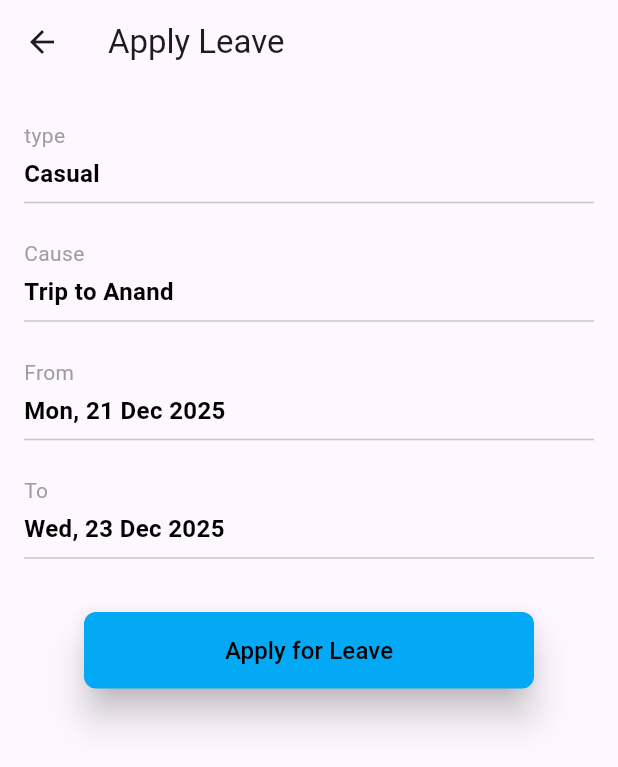
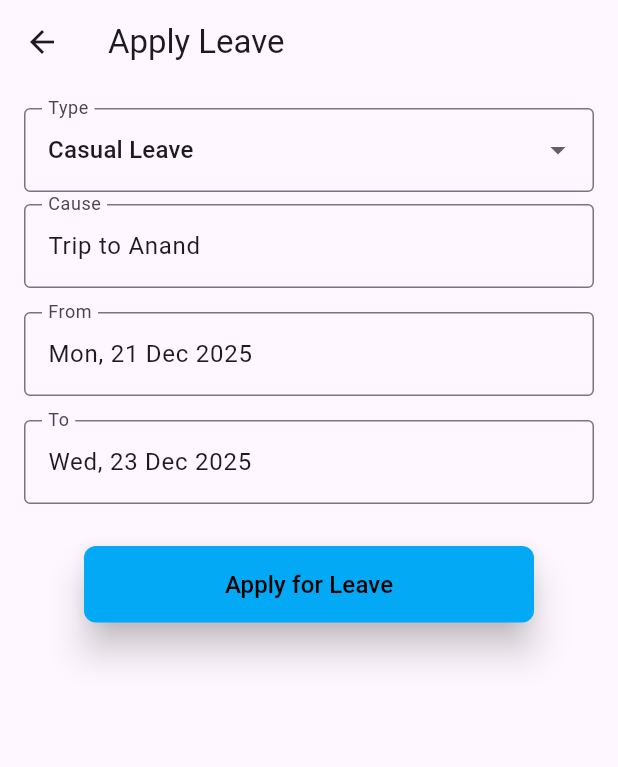
Before and after one commit to Rajdip1/HRMS, a Flutter app: the ApplyLeaveScreen screen opened directly, on a phone screen of 412 x 824 dp. Shown: the top 767 px of the screen. Run offline on Flutter 3.47's test engine with Material 3 defaults, Android fonts, the phone set to English and light mode, and no system bars; our stand-ins replace cloud_firestore, csv, file_picker, firebase_auth, firebase_core, fluttertoast and 3 more; accounts and stored records are empty.

Commit message:
Apply Leave screen updated
Added Drop down menu for "Type" filed
made editable all text fields

```diff
--- a/lib/employee_management/apply_leave_screen.dart
+++ b/lib/employee_management/apply_leave_screen.dart
@@ -8,74 +8,100 @@ class ApplyLeaveScreen extends StatefulWidget {
 }
 
 class _ApplyLeaveScreenState extends State<ApplyLeaveScreen> {
+  final TextEditingController causeController = TextEditingController(text: 'Trip to Anand');
+  final TextEditingController fromController = TextEditingController(text: 'Mon, 21 Dec 2025');
+  final TextEditingController toController = TextEditingController(text: 'Wed, 23 Dec 2025');
+
+  final GlobalKey<FormState> _formKey = GlobalKey<FormState>();
+
+  String selectedLeaveType = 'Casual Leave';
+  final List<String> leaveTypes = ['Sick Leave', 'Annual Leave', 'Casual Leave'];
+
   @override
   Widget build(BuildContext context) {
     return Scaffold(
       appBar: AppBar(
-        title: Text('Apply Leave'),
+        title: const Text('Apply Leave'),
       ),
       body: Padding(
         padding: const EdgeInsets.all(16.0),
+        child: Form(  // Move the Form here
+          key: _formKey,
           child: Column(
             children: [
-            LeaveDetail(title: 'type', value: 'Casual'),
-            LeaveDetail(title: 'Cause', value: 'Trip to Anand'),
-            LeaveDetail(title: 'From', value: 'Mon, 21 Dec 2025'),
-            LeaveDetail(title: 'To', value: 'Wed, 23 Dec 2025'),
-            SizedBox(
-              height: 20,
+              DropdownButtonFormField<String>(
+                value: selectedLeaveType,
+                decoration: const InputDecoration(
+                  labelText: 'Type',
+                  border: OutlineInputBorder(),
                 ),
+                items: leaveTypes.map((String type) {
+                  return DropdownMenuItem<String>(
+                    value: type,
+                    child: Text(type),
+                  );
+                }).toList(),
+                onChanged: (String? newValue) {
+                  setState(() {
+                    selectedLeaveType = newValue!;
+                  });
+                },
+              ),
+              EditableLeaveDetail(controller: causeController, label: 'Cause'),
+              EditableLeaveDetail(controller: fromController, label: 'From'),
+              EditableLeaveDetail(controller: toController, label: 'To'),
+              const SizedBox(height: 20),
               Center(
                 child: SizedBox(
                   width: 300,
                   child: ElevatedButton(
-                    onPressed: () {},
+                    onPressed: () {
+                      if (_formKey.currentState!.validate()) {
+                        // Handle leave application submission
+                        ScaffoldMessenger.of(context).showSnackBar(
+                            const SnackBar(content: Text('Leave Applied Successfully!'))
+                        );
+                      }
+                    },
                     style: ElevatedButton.styleFrom(
                       elevation: 10,
-                      padding: EdgeInsets.symmetric(vertical: 14),
+                      padding: const EdgeInsets.symmetric(vertical: 14),
                       backgroundColor: Colors.lightBlue,
                       shape: RoundedRectangleBorder(
-                        borderRadius: BorderRadius.circular(8)
-                      )
+                        borderRadius: BorderRadius.circular(8),
                       ),
-                    child: Text(
+                    ),
+                    child: const Text(
                       'Apply for Leave',
                       style: TextStyle(color: Colors.black, fontSize: 16),
-                    )),
+                    ),
+                  ),
                 ),
               )
             ],
+          ),
         ),
       ),
     );
   }
 }
 
-class LeaveDetail extends StatelessWidget {
-  final String title;
-  final String value;
+class EditableLeaveDetail extends StatelessWidget {
+  final TextEditingController controller;
+  final String label;
 
-  const LeaveDetail({super.key, required this.title, required this.value});
+  const EditableLeaveDetail({super.key, required this.controller, required this.label});
 
   @override
   Widget build(BuildContext context) {
     return Padding(
       padding: const EdgeInsets.symmetric(vertical: 8.0),
-      child: Column(
-        crossAxisAlignment: CrossAxisAlignment.start,
-        children: [
-          Text(
-            title,
-            style: const TextStyle(color: Colors.grey, fontSize: 14),
+      child: TextFormField(
+        controller: controller,
+        decoration: InputDecoration(
+          labelText: label,
+          border: const OutlineInputBorder(),
         ),
-          const SizedBox(height: 4),
-          Text(
-            value,
-            style: const TextStyle(
-                color: Colors.black, fontSize: 16, fontWeight: FontWeight.bold),
-          ),
-          const Divider(),
-        ],
       ),
     );
   }
--- a/lib/employee_management/employee_home_screen.dart
+++ b/lib/employee_management/employee_home_screen.dart
@@ -54,7 +54,7 @@ class _EmployeeHomeScreenState extends State<EmployeeHomeScreen> {
                 Container(
                     margin: EdgeInsets.only(right: 20),
                     child: Text(
-                      'Welcome to Tech Elecon HRMS',
+                      'Welcome to HRMS',
                       style: TextStyle(
                         fontSize: 20,
                       ),
--- a/lib/screens/dashboard_screen.dart
+++ b/lib/screens/dashboard_screen.dart
@@ -38,7 +38,7 @@ class _DashboardScreenState extends State<DashboardScreen> {
           crossAxisAlignment: CrossAxisAlignment.start,
           children: [
             Text(
-              "Welcome To Tech Elecon HRMS",
+              "Welcome To HRMS",
               style: TextStyle(fontSize: 17, fontWeight: FontWeight.bold, color: Colors.black),
             ),
             SizedBox(height: screenHeight * 0.015),
--- a/lib/screens/widgets/drawer_menu.dart
+++ b/lib/screens/widgets/drawer_menu.dart
@@ -7,10 +7,8 @@ import 'package:demo/screens/project_section_screen.dart';
 import 'package:demo/services/auth_service.dart';
 import 'package:flutter/material.dart';
 import 'package:demo/screens/Department_screen.dart';
-import 'package:demo/screens/attendance_report.dart';
 import 'package:demo/screens/clients_section.dart';
 import 'package:demo/screens/company_profile.dart';
-import '../attendance_logs_screen.dart';
 import '../attendance_screen.dart';
 import '../employee_management_screen.dart';
 
@@ -61,13 +59,13 @@ class DrawerMenu extends StatelessWidget {
             leading: Icon(Icons.business_center, color: Colors.black),
             title: Text("Company Management", style: TextStyle(color: Colors.black)),
             children: [
-              ListTile(
-                leading: Icon(Icons.apartment, color: Colors.black),
-                title: Text("Company", style: TextStyle(color: Colors.black)),
-                onTap: () {
-                  Navigator.push(context, MaterialPageRoute(builder: (context) => CompanyProfilePage()));
-                },
-              ),
+              // ListTile(
+              //   leading: Icon(Icons.apartment, color: Colors.black),
+              //   title: Text("Company", style: TextStyle(color: Colors.black)),
+              //   onTap: () {
+              //     Navigator.push(context, MaterialPageRoute(builder: (context) => CompanyProfilePage()));
+              //   },
+              // ),
 
               // ListTile(
               //   leading: Icon(Icons.location_city, color: Colors.black),
@@ -80,7 +78,9 @@ class DrawerMenu extends StatelessWidget {
               ListTile(
                 leading: Icon(Icons.account_balance, color: Colors.black),
                 title: Text("Department", style: TextStyle(color: Colors.black)),
-                onTap: ()  => onNavigate(DepartmentScreen())
+                onTap: () {
+                  Navigator.push(context, MaterialPageRoute(builder: (context) => DepartmentScreen()));
+                }
               ),
               // ListTile(
               //   leading: Icon(Icons.work, color: Colors.white70),
```
Lines whose indentation alone changed are shown as unchanged.
